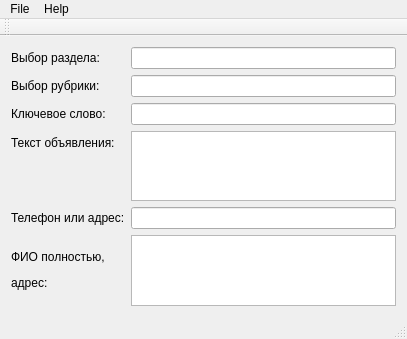
First picture: the form in sputnik-writer/mainwindow.ui, repository Ejik/sputnik-writer, before the edit.
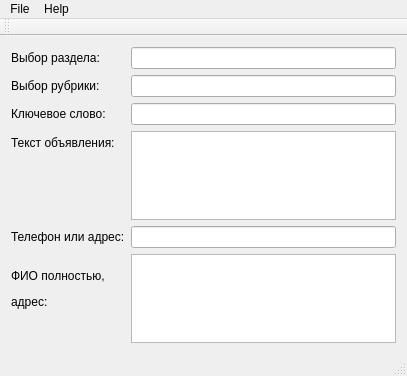
Second picture: the form after the edit.

The edit to the form file:
```diff
--- a/sputnik-writer/mainwindow.ui
+++ b/sputnik-writer/mainwindow.ui
@@ -7,7 +7,7 @@
     <x>0</x>
     <y>0</y>
     <width>407</width>
-    <height>339</height>
+    <height>376</height>
    </rect>
   </property>
   <property name="windowTitle">
```
Left out of the diff: 2 changed lines with no effect on the pictures.
